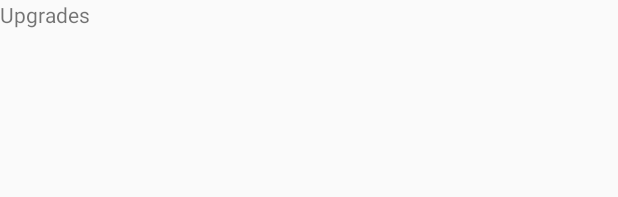
After one commit to FabioCZ/KrakenApp, an Android app: the layout content_upgrade.xml on its own in the app's theme, with its tools: preview values and no code run, on a phone screen of 412 x 824 dp. The commit adds this screen. Shown: the top 197 px of the screen. Run offline under Robolectric (Android 15) with nearby library versions, the phone set to English and light mode, and no system bars.

Commit message:
Fixed merge conflicts

```diff
--- a/app/build.gradle
+++ b/app/build.gradle
@@ -40,4 +40,5 @@ dependencies {
     compile 'com.github.bumptech.glide:glide:4.3.1'
     annotationProcessor 'com.github.bumptech.glide:compiler:4.3.1'
     compile 'com.android.support:recyclerview-v7:26.1.0'
+    implementation 'com.android.support:design:26.1.0'
 }
--- /dev/null
+++ b/app/src/main/res/layout/content_upgrade.xml
@@ -0,0 +1,23 @@
+<?xml version="1.0" encoding="utf-8"?>
+<LinearLayout xmlns:android="http://schemas.android.com/apk/res/android"
+    xmlns:app="http://schemas.android.com/apk/res-auto"
+    xmlns:tools="http://schemas.android.com/tools"
+    android:layout_width="match_parent"
+    android:layout_height="match_parent"
+    app:layout_behavior="@string/appbar_scrolling_view_behavior"
+    android:orientation="vertical"
+    tools:context="com.pxp200.krakenapp.UpgradeActivity"
+    tools:showIn="@layout/activity_upgrade">
+
+    <TextView
+        android:text="Upgrades"
+        android:layout_width="match_parent"
+        android:layout_height="wrap_content" />
+
+    <ListView
+        android:id="@+id/upgrade_listview"
+        android:layout_width="match_parent"
+        android:layout_height="wrap_content">
+    </ListView>
+
+</LinearLayout>
--- /dev/null
+++ b/app/src/main/res/values/dimens.xml
@@ -0,0 +1,3 @@
+<resources>
+    <dimen name="fab_margin">16dp</dimen>
+</resources>
--- a/app/src/main/res/values/strings.xml
+++ b/app/src/main/res/values/strings.xml
@@ -1,4 +1,5 @@
 <resources>
     <string name="title_activity_maps">Map</string>
     <string name="app_name">Kraken</string>
+    <string name="title_activity_upgrade">UpgradeActivity</string>
 </resources>
```
Also changed, not shown: app/src/main/AndroidManifest.xml (+8 -2 lines), app/src/main/java/com/pxp200/krakenapp/SignInActivity.java (+0 -13 lines), app/src/main/java/com/pxp200/krakenapp/Upgrade.java (added, +17 -0 lines), app/src/main/java/com/pxp200/krakenapp/UpgradeActivity.java (added, +25 -0 lines), app/src/main/java/com/pxp200/krakenapp/UpgradeListAdapter.java (added, +15 -0 lines), app/src/main/res/layout/activity_upgrade.xml (added, +33 -0 lines).
